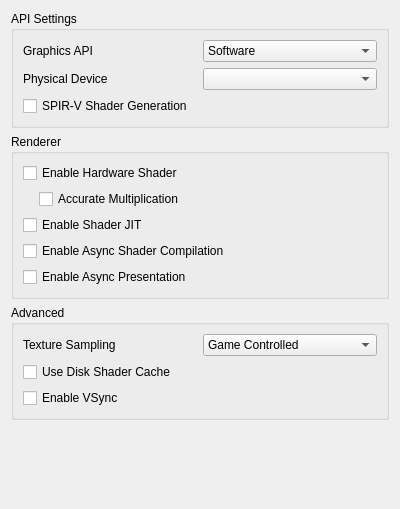
Above: src/citra_qt/configuration/configure_graphics.ui from PabloMK7/citra before the change. Below: the same form after it.
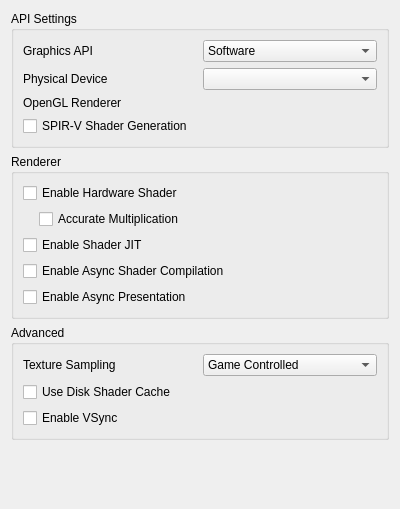
That is the form after the change.

Commit message: qt: Display OpenGL renderer name and add Mesa override to support Windows OpenGLOn12. (#7395)

```diff
--- a/src/citra_qt/configuration/configure_graphics.ui
+++ b/src/citra_qt/configuration/configure_graphics.ui
@@ -101,6 +101,34 @@
         </layout>
        </widget>
       </item>
+      <item>
+       <widget class="QWidget" name="opengl_renderer_group" native="true">
+        <layout class="QHBoxLayout" name="opengl_renderer_group_2">
+         <property name="leftMargin">
+          <number>0</number>
+         </property>
+         <property name="topMargin">
+          <number>0</number>
+         </property>
+         <property name="rightMargin">
+          <number>0</number>
+         </property>
+         <property name="bottomMargin">
+          <number>0</number>
+         </property>
+         <item>
+          <widget class="QLabel" name="opengl_renderer_label">
+           <property name="text">
+            <string>OpenGL Renderer</string>
+           </property>
+          </widget>
+         </item>
+         <item>
+          <widget class="QLabel" name="opengl_renderer_name_label"/>
+         </item>
+        </layout>
+       </widget>
+      </item>
       <item>
        <widget class="QCheckBox" name="spirv_shader_gen">
         <property name="text">
```
The commit also changes 11 other files.
